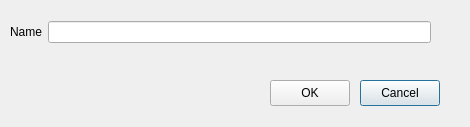
First picture: the form in brickleedit/src/gui/newscene/newscenedialog.ui, repository paarm/bricklebrit, before the edit.
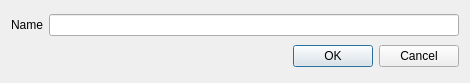
Second picture: the form after the edit.

The edit to the form file:
```diff
--- a/brickleedit/src/gui/newscene/newscenedialog.ui
+++ b/brickleedit/src/gui/newscene/newscenedialog.ui
@@ -7,47 +7,14 @@
     <x>0</x>
     <y>0</y>
     <width>470</width>
-    <height>127</height>
+    <height>83</height>
    </rect>
   </property>
   <property name="windowTitle">
    <string>New</string>
   </property>
-  <widget class="QPushButton" name="cancelButton">
-   <property name="geometry">
-    <rect>
-     <x>360</x>
-     <y>80</y>
-     <width>80</width>
-     <height>26</height>
-    </rect>
-   </property>
-   <property name="text">
-    <string>Cancel</string>
-   </property>
-  </widget>
-  <widget class="QPushButton" name="okButton">
-   <property name="geometry">
-    <rect>
-     <x>270</x>
-     <y>80</y>
-     <width>80</width>
-     <height>26</height>
-    </rect>
-   </property>
-   <property name="text">
-    <string>OK</string>
-   </property>
-  </widget>
-  <widget class="QWidget" name="">
-   <property name="geometry">
-    <rect>
-     <x>10</x>
-     <y>20</y>
-     <width>421</width>
-     <height>24</height>
-    </rect>
-   </property>
+  <layout class="QVBoxLayout" name="verticalLayout">
+   <item>
    <layout class="QHBoxLayout" name="horizontalLayout">
     <item>
      <widget class="QLabel" name="label">
@@ -60,7 +27,45 @@
      <widget class="QLineEdit" name="name"/>
     </item>
    </layout>
-  </widget>
+   </item>
+   <item>
+    <layout class="QHBoxLayout" name="horizontalLayout_2">
+     <item>
+      <spacer name="horizontalSpacer">
+       <property name="orientation">
+        <enum>Qt::Horizontal</enum>
+       </property>
+       <property name="sizeHint" stdset="0">
+        <size>
+         <width>40</width>
+         <height>20</height>
+        </size>
+       </property>
+      </spacer>
+     </item>
+     <item>
+      <widget class="QPushButton" name="okButton">
+       <property name="sizePolicy">
+        <sizepolicy hsizetype="Maximum" vsizetype="Maximum">
+         <horstretch>0</horstretch>
+         <verstretch>0</verstretch>
+        </sizepolicy>
+       </property>
+       <property name="text">
+        <string>OK</string>
+       </property>
+      </widget>
+     </item>
+     <item>
+      <widget class="QPushButton" name="cancelButton">
+       <property name="text">
+        <string>Cancel</string>
+       </property>
+      </widget>
+     </item>
+    </layout>
+   </item>
+  </layout>
  </widget>
  <tabstops>
   <tabstop>okButton</tabstop>
```
Lines whose indentation alone changed are shown as unchanged.
